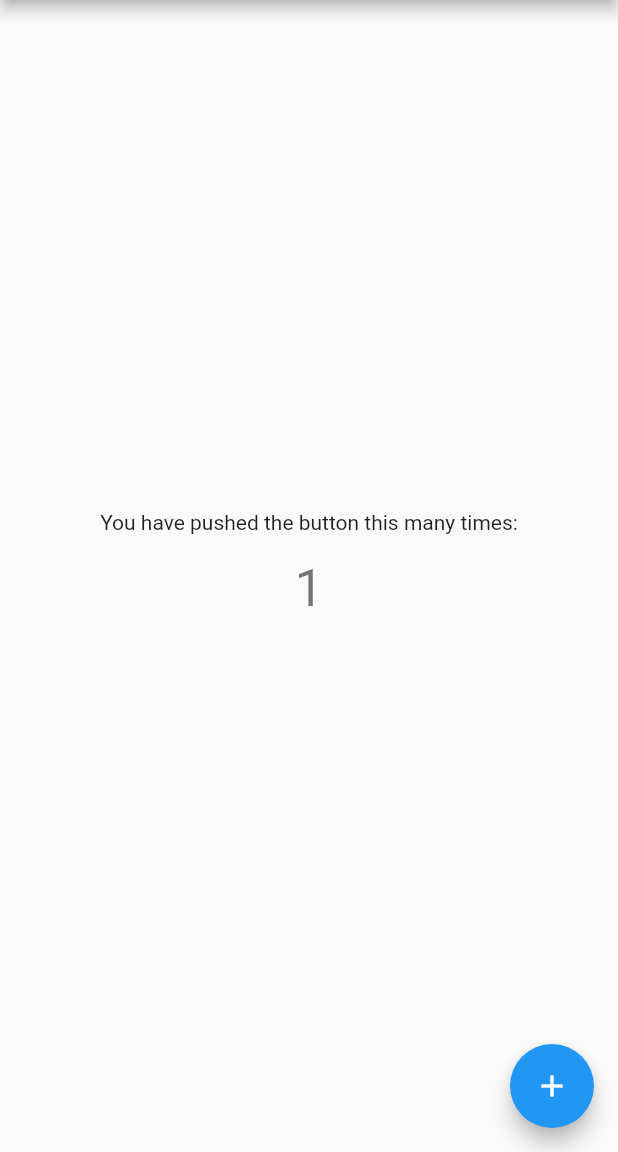
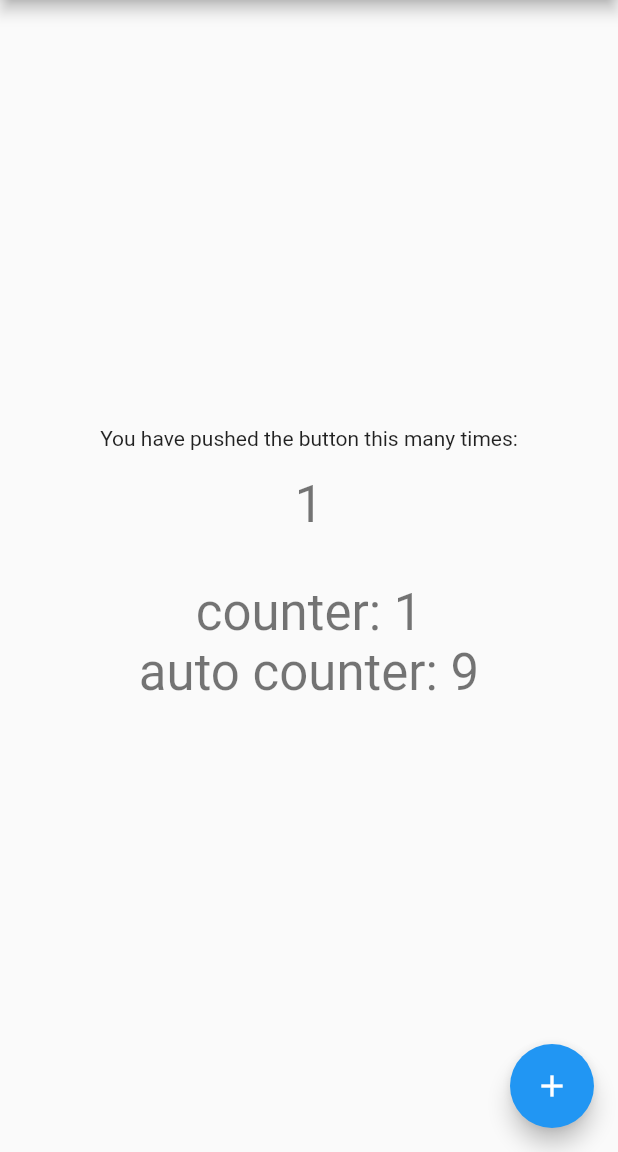
Before and after one commit to erf/mu_state, a Flutter app: the screen it shows after launch, after a tap on the "add" icon, on a phone screen of 412 x 824 dp, the part 84-1236 px from its top. Run offline on Flutter 3.47's test engine with Material 2 defaults, Android fonts, the phone set to English and light mode, and no system bars.

Commit message:
example: add second autoCounterState and use MuMultiBuilder

```diff
--- a/example/lib/main.dart
+++ b/example/lib/main.dart
@@ -1,6 +1,8 @@
-import 'package:example/counter_state.dart';
 import 'package:flutter/material.dart';
 import 'package:mu_state/mu_state.dart';
+
+import 'states/counter_state.dart';
+import 'states/random_state.dart';
 
 void main() {
   runApp(const MyApp());
@@ -61,6 +63,26 @@ class _MyHomePageState extends State<MyHomePage> {
                 },
               ),
             ),
+            Padding(
+              padding: const EdgeInsets.all(16),
+              child: MuMultiBuilder(
+                states: [counterState, autoCounterState],
+                builder: (context, values, child) {
+                  return Column(
+                    children: [
+                      Text(
+                        'counter: ${values[0].data}',
+                        style: Theme.of(context).textTheme.headline4,
+                      ),
+                      Text(
+                        'auto counter: ${values[1].data}',
+                        style: Theme.of(context).textTheme.headline4,
+                      ),
+                    ],
+                  );
+                },
+              ),
+            ),
           ],
         ),
       ),
--- a/example/lib/counter_state.dart
+++ b/example/lib/states/counter_state.dart
@@ -3,7 +3,7 @@ import 'dart:math';
 import 'package:mu_state/mu_state.dart';
 
 class CounterState extends MuState<int> {
-  CounterState(MuEvent<int> value) : super(value);
+  CounterState(MuEvent<int> initValue) : super(initValue);
 
   // Increment counter, but add a delay and random error.
   void increment() async {
--- /dev/null
+++ b/example/lib/states/random_state.dart
@@ -0,0 +1,13 @@
+import 'dart:async';
+
+import 'package:mu_state/mu_state.dart';
+
+class AutoCounterState extends MuState<int> {
+  AutoCounterState(MuEvent<int> initValue) : super(initValue) {
+    Timer.periodic(const Duration(milliseconds: 1000), (timer) {
+      value = MuEvent(data: value.data! + 1);
+    });
+  }
+}
+
+final autoCounterState = AutoCounterState(const MuEvent.data(0));
```
